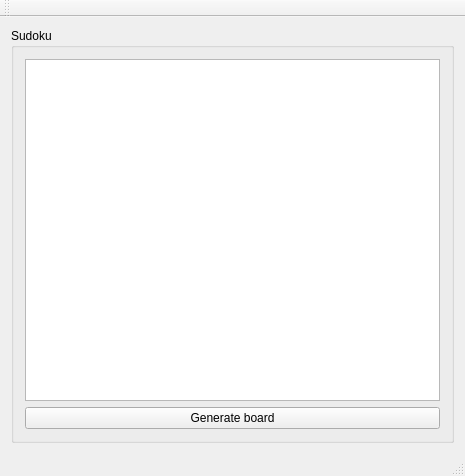
Old version of the form sudokusolver.ui in the repository pavolmarak/SudokuSolver.
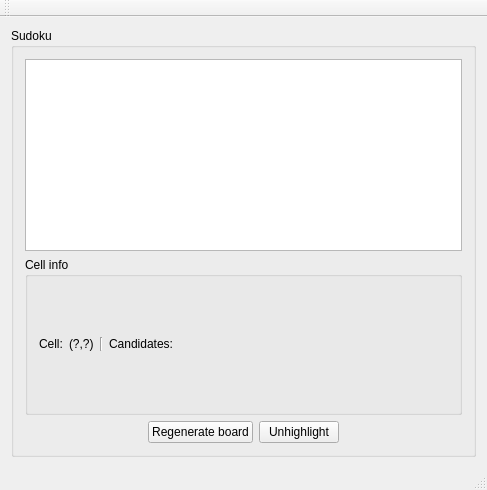
New version of the form.

Commit message: The app now supports highlighting of the current cell and all its neighbors. Users can regenerate Sudoku boards. 40 random cells serve as clues. Users see current cell coordinates and and list of candidates that may possibly occupy the current cell.

```diff
--- a/sudokusolver.ui
+++ b/sudokusolver.ui
@@ -6,8 +6,8 @@
    <rect>
     <x>0</x>
     <y>0</y>
-    <width>465</width>
-    <height>476</height>
+    <width>487</width>
+    <height>490</height>
    </rect>
   </property>
   <property name="windowTitle">
@@ -68,12 +68,118 @@
         </widget>
        </item>
        <item>
-        <widget class="QPushButton" name="pushButton">
-         <property name="text">
-          <string>Generate board</string>
+        <widget class="QGroupBox" name="groupBox_2">
+         <property name="title">
+          <string>Cell info</string>
          </property>
+         <layout class="QVBoxLayout" name="verticalLayout_3">
+          <item>
+           <layout class="QHBoxLayout" name="horizontalLayout">
+            <item>
+             <widget class="QLabel" name="label">
+              <property name="sizePolicy">
+               <sizepolicy hsizetype="Preferred" vsizetype="Maximum">
+                <horstretch>0</horstretch>
+                <verstretch>0</verstretch>
+               </sizepolicy>
+              </property>
+              <property name="text">
+               <string>Cell:</string>
+              </property>
+             </widget>
+            </item>
+            <item>
+             <widget class="QLabel" name="currItem">
+              <property name="enabled">
+               <bool>true</bool>
+              </property>
+              <property name="sizePolicy">
+               <sizepolicy hsizetype="Preferred" vsizetype="Maximum">
+                <horstretch>0</horstretch>
+                <verstretch>0</verstretch>
+               </sizepolicy>
+              </property>
+              <property name="text">
+               <string>(?,?)</string>
+              </property>
+             </widget>
+            </item>
+            <item>
+             <widget class="Line" name="line">
+              <property name="orientation">
+               <enum>Qt::Vertical</enum>
+              </property>
+             </widget>
+            </item>
+            <item>
+             <widget class="QLabel" name="label_2">
+              <property name="text">
+               <string>Candidates:</string>
+              </property>
+             </widget>
+            </item>
+            <item>
+             <widget class="QLabel" name="candidates">
+              <property name="sizePolicy">
+               <sizepolicy hsizetype="Expanding" vsizetype="Maximum">
+                <horstretch>0</horstretch>
+                <verstretch>0</verstretch>
+               </sizepolicy>
+              </property>
+              <property name="text">
+               <string/>
+              </property>
+             </widget>
+            </item>
+           </layout>
+          </item>
+         </layout>
         </widget>
        </item>
+       <item>
+        <layout class="QHBoxLayout" name="horizontalLayout_2">
+         <item>
+          <spacer name="horizontalSpacer">
+           <property name="orientation">
+            <enum>Qt::Horizontal</enum>
+           </property>
+           <property name="sizeHint" stdset="0">
+            <size>
+             <width>40</width>
+             <height>20</height>
+            </size>
+           </property>
+          </spacer>
+         </item>
+         <item>
+          <widget class="QPushButton" name="regenarateBoardButton">
+           <property name="text">
+            <string>Regenerate board</string>
+           </property>
+          </widget>
+         </item>
+         <item>
+          <widget class="QPushButton" name="unhighlightButton">
+           <property name="text">
+            <string>Unhighlight</string>
+           </property>
+          </widget>
+         </item>
+         <item>
+          <spacer name="horizontalSpacer_2">
+           <property name="orientation">
+            <enum>Qt::Horizontal</enum>
+           </property>
+           <property name="sizeHint" stdset="0">
+            <size>
+             <width>40</width>
+             <height>20</height>
+            </size>
+           </property>
+          </spacer>
+         </item>
+        </layout>
+       </item>
       </layout>
      </widget>
     </item>
```
Left out of the diff: 6 changed lines with no effect on the pictures. The commit also changes 9 other files.
